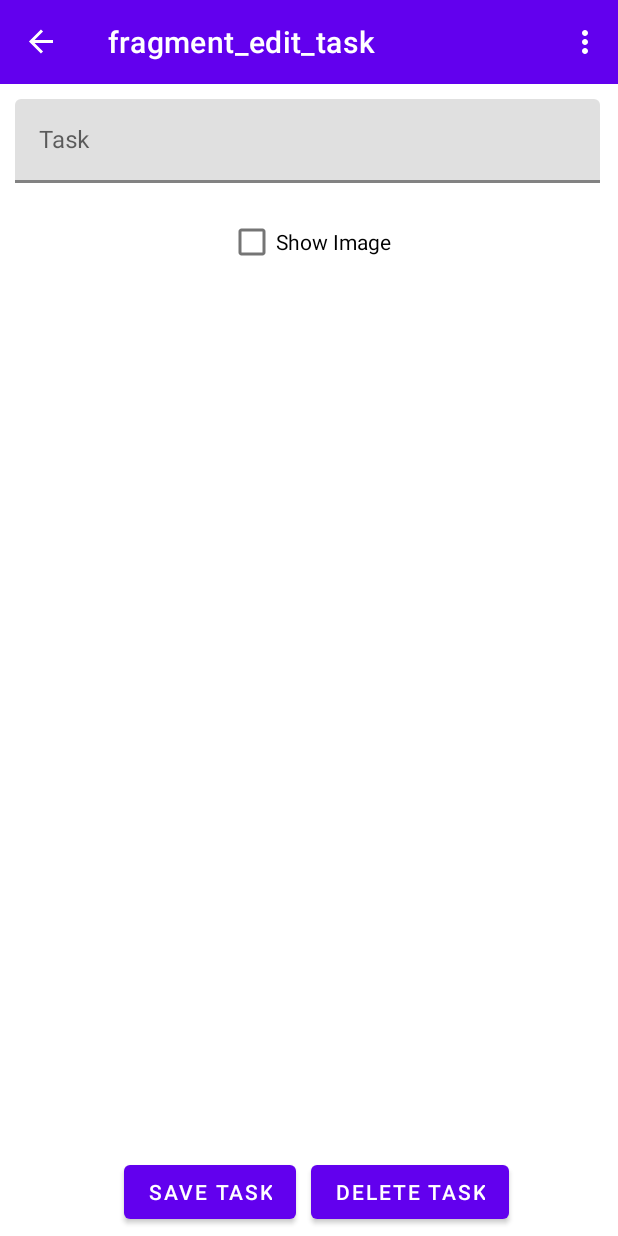
After one commit to ItsIvanPsk/ProyectoBeca, an Android app: the EditTaskFragment screen opened through its navigation route, on a phone screen of 412 x 824 dp. The commit adds this screen. Run offline under Robolectric (Android 15) with nearby library versions, the phone set to English and light mode, and no system bars; our stand-ins replace Dagger/Hilt's generated code, Room's generated code, navigation-ui; 2 statements that could not run were skipped.

Commit message:
//WIP - EditTask, DeleteTask

```diff
--- /dev/null
+++ b/app/src/main/java/com/example/primerproyecto/EditTaskFragment.kt
@@ -0,0 +1,68 @@
+package com.example.primerproyecto
+
+import android.os.Bundle
+import android.view.LayoutInflater
+import android.view.View
+import android.view.ViewGroup
+import androidx.fragment.app.Fragment
+import androidx.fragment.app.activityViewModels
+import androidx.lifecycle.lifecycleScope
+import androidx.navigation.fragment.findNavController
+import com.example.primerproyecto.databinding.FragmentEditTaskBinding
+import com.example.primerproyecto.presentation.MainActivity
+import com.example.primerproyecto.presentation.features.tasks.TaskEntity
+import com.example.primerproyecto.presentation.features.tasks.TaskFragmentDirections
+import com.example.primerproyecto.presentation.features.tasks.TaskViewModel
+
+class EditTaskFragment : Fragment() {
+
+    private lateinit var binding: FragmentEditTaskBinding
+    private val viewmodel: TaskViewModel by activityViewModels()
+    private lateinit var task : TaskEntity
+
+    override fun onCreate(savedInstanceState: Bundle?) {
+        super.onCreate(savedInstanceState)
+        binding = FragmentEditTaskBinding.inflate(layoutInflater)
+        (requireActivity() as MainActivity).supportActionBar?.setDisplayHomeAsUpEnabled(true)
+    }
+
+    override fun onCreateView(
+        inflater: LayoutInflater, container: ViewGroup?,
+        savedInstanceState: Bundle?
+    ): View {
+        task = viewmodel.getTaskToEdit().value!!
+        setupListeners()
+        setupObservers()
+        setupTaskToEdit(task)
+        return binding.root
+    }
+
+    fun setupListeners() = with(binding){
+        editTaskButtonSaveTask.setOnClickListener {
+            println(task.taskId)
+            viewmodel.upadateTask(task)
+            goToTaskFragment()
+        }
+        editTaskButtonDeleteTask.setOnClickListener {
+            viewmodel.deleteTask(task)
+            goToTaskFragment()
+        }
+    }
+
+    fun setupTaskToEdit(task : TaskEntity) = with(binding){
+        editTaskCheckboxShowImage.isChecked = task.image
+        editTaskInputTaskName.setText(task.taskName)
+    }
+
+    fun goToTaskFragment(){
+        val directions = EditTaskFragmentDirections.actionEditTaskFragmentToTaskFragment()
+        findNavController().navigate(directions)
+    }
+
+    fun setupObservers() = with(viewmodel){
+        getTaskToEdit().observe(viewLifecycleOwner){
+            task = it
+            println("observer")
+        }
+    }
+}
--- a/app/src/main/java/com/example/primerproyecto/presentation/features/tasks/TaskDao.kt
+++ b/app/src/main/java/com/example/primerproyecto/presentation/features/tasks/TaskDao.kt
@@ -1,10 +1,8 @@
 package com.example.primerproyecto.presentation.features.tasks
 
 import androidx.lifecycle.LiveData
-import androidx.room.Dao
-import androidx.room.Insert
-import androidx.room.OnConflictStrategy
-import androidx.room.Query
+import androidx.room.*
+
 
 @Dao
 interface TaskDao {
@@ -15,4 +13,13 @@ interface TaskDao {
     @Query("SELECT * FROM TaskEntity ORDER BY taskId ASC")
     fun readAllData() : LiveData<List<TaskEntity>>
 
+    @Query("DELETE FROM taskentity WHERE taskId = :taskId")
+    fun deleteTask(taskId : Int)
+
+    @Query("UPDATE TaskEntity SET TaskName = :taskName, image= :image WHERE taskId =:taskId")
+    fun updateTask(taskId : Int, taskName : String, image : Boolean)
+
+    @Update
+    suspend fun update(vararg task: TaskEntity)
+
 }
--- a/app/src/main/java/com/example/primerproyecto/presentation/features/tasks/TaskViewModel.kt
+++ b/app/src/main/java/com/example/primerproyecto/presentation/features/tasks/TaskViewModel.kt
@@ -1,15 +1,17 @@
 package com.example.primerproyecto.presentation.features.tasks
 
 import androidx.lifecycle.LiveData
+import androidx.lifecycle.MutableLiveData
 import androidx.lifecycle.ViewModel
 import androidx.lifecycle.viewModelScope
 import dagger.hilt.android.lifecycle.HiltViewModel
 import kotlinx.coroutines.launch
 import javax.inject.Inject
 
-
 @HiltViewModel
 class TaskViewModel @Inject constructor(private val repository: TaskRepository) : ViewModel() {
+
+    private val taskToEdit = MutableLiveData<TaskEntity>()
 
     fun addTask(task : TaskEntity){
         viewModelScope.launch {
@@ -17,8 +19,27 @@ class TaskViewModel @Inject constructor(private val repository: TaskRepository)
         }
     }
 
+    fun setTaskToEdit(task:TaskEntity){
+        taskToEdit.value = task
+    }
+
     fun getTasks(): LiveData<List<TaskEntity>>{
         return repository.readAllData
     }
 
+    fun getTaskToEdit() : LiveData<TaskEntity>{
+        return taskToEdit
+    }
+
+    fun deleteTask(task : TaskEntity){
+        repository.deleteTask(task)
+    }
+
+    fun upadateTask(task: TaskEntity) {
+        viewModelScope.launch {
+            repository.updateTask2(task)
+        }
+    }
+
+
 }
--- /dev/null
+++ b/app/src/main/res/layout/fragment_edit_task.xml
@@ -0,0 +1,79 @@
+<?xml version="1.0" encoding="utf-8"?>
+<androidx.constraintlayout.widget.ConstraintLayout xmlns:android="http://schemas.android.com/apk/res/android"
+    xmlns:app="http://schemas.android.com/apk/res-auto"
+    xmlns:tools="http://schemas.android.com/tools"
+    android:layout_width="match_parent"
+    android:layout_height="match_parent">
+
+    <androidx.appcompat.widget.LinearLayoutCompat
+        android:id="@+id/edit_task_input"
+        android:layout_width="match_parent"
+        android:layout_height="wrap_content"
+        app:layout_constraintEnd_toEndOf="parent"
+        app:layout_constraintHorizontal_bias="0.0"
+        app:layout_constraintStart_toStartOf="parent"
+        app:layout_constraintTop_toTopOf="parent">
+
+        <com.google.android.material.textfield.TextInputLayout
+            android:layout_width="390dp"
+            android:layout_height="wrap_content"
+            android:layout_marginHorizontal="10dp"
+            android:layout_marginTop="10dp"
+            android:hint="@string/task"
+            app:boxStrokeColor="@color/design_default_color_primary"
+            app:boxStrokeWidth="2dp"
+            app:helperTextEnabled="true">
+
+            <com.google.android.material.textfield.TextInputEditText
+                android:id="@+id/edit_task_input_task_name"
+                android:layout_width="match_parent"
+                android:layout_height="wrap_content"/>
+
+        </com.google.android.material.textfield.TextInputLayout>
+
+    </androidx.appcompat.widget.LinearLayoutCompat>
+
+    <com.google.android.material.checkbox.MaterialCheckBox
+        android:id="@+id/edit_task_checkbox_show_image"
+        android:layout_width="wrap_content"
+        android:layout_height="wrap_content"
+        android:text="@string/show_image"
+        app:layout_constraintBottom_toBottomOf="parent"
+        app:layout_constraintEnd_toEndOf="parent"
+        app:layout_constraintStart_toStartOf="parent"
+        app:layout_constraintTop_toBottomOf="@+id/edit_task_input"
+        app:layout_constraintVertical_bias="0.023" />
+
+    <androidx.appcompat.widget.LinearLayoutCompat
+        android:id="@+id/edit_task_buttons"
+        android:layout_width="match_parent"
+        android:layout_height="wrap_content"
+        android:layout_marginVertical="5dp"
+        android:gravity="center_horizontal"
+        app:layout_constraintBottom_toBottomOf="parent"
+        app:layout_constraintEnd_toEndOf="parent"
+        app:layout_constraintHorizontal_bias="0.0"
+        app:layout_constraintStart_toStartOf="parent">
+
+        <com.google.android.material.button.MaterialButton
+            android:id="@+id/edit_task_button_save_task"
+            android:layout_width="wrap_content"
+            android:layout_height="wrap_content"
+            android:layout_marginHorizontal="10dp"
+            android:text="Save Task"
+            app:layout_constraintBottom_toBottomOf="parent"
+            app:layout_constraintEnd_toEndOf="parent"
+            app:layout_constraintStart_toStartOf="parent" />
+
+        <com.google.android.material.button.MaterialButton
+            android:id="@+id/edit_task_button_delete_task"
+            android:layout_width="wrap_content"
+            android:layout_height="wrap_content"
+            android:text="Delete Task"
+            app:layout_constraintBottom_toBottomOf="parent"
+            app:layout_constraintEnd_toEndOf="parent"
+            app:layout_constraintStart_toStartOf="parent" />
+
+    </androidx.appcompat.widget.LinearLayoutCompat>
+
+</androidx.constraintlayout.widget.ConstraintLayout>
--- a/app/src/main/res/layout/fragment_task.xml
+++ b/app/src/main/res/layout/fragment_task.xml
@@ -23,6 +23,7 @@
         android:id="@+id/task_recycler"
         android:layout_width="match_parent"
         android:layout_height="500dp"
+        app:layoutManager="androidx.recyclerview.widget.LinearLayoutManager"
         app:layout_constraintBottom_toBottomOf="parent"
         app:layout_constraintEnd_toEndOf="parent"
         app:layout_constraintStart_toStartOf="parent"
--- a/app/src/main/res/navigation/nav_graph.xml
+++ b/app/src/main/res/navigation/nav_graph.xml
@@ -53,6 +53,9 @@
         <action
             android:id="@+id/action_taskFragment_to_addTaskFragment"
             app:destination="@id/addTaskFragment" />
+        <action
+            android:id="@+id/action_taskFragment_to_editTaskFragment"
+            app:destination="@id/editTaskFragment" />
     </fragment>
 
     <fragment
@@ -66,4 +69,15 @@
         </action>
     </fragment>
 
+    <fragment
+        android:id="@+id/editTaskFragment"
+        android:name="com.example.primerproyecto.EditTaskFragment"
+        android:label="fragment_edit_task"
+        tools:layout="@layout/fragment_edit_task" >
+        <action
+            android:id="@+id/action_editTaskFragment_to_taskFragment"
+            app:destination="@id/taskFragment" />
+
+    </fragment>
+
 </navigation>
--- a/app/src/main/res/values/strings.xml
+++ b/app/src/main/res/values/strings.xml
@@ -11,4 +11,5 @@
     <string name="add_task">Add Task</string>
     <string name="show_image">Show Image</string>
     <string name="task">Task</string>
+    <string name="task_name">Task name</string>
 </resources>
```
Also changed, not shown: app/src/main/java/com/example/primerproyecto/presentation/features/tasks/DataAdapter.kt (+9 -6 lines), app/src/main/java/com/example/primerproyecto/presentation/features/tasks/TaskFragment.kt (+33 -6 lines), app/src/main/java/com/example/primerproyecto/presentation/features/tasks/TaskRepository.kt (+14 -0 lines), app/src/main/res/layout/edit_task_dialog.xml (added, +23 -0 lines), app/src/main/res/layout/list_item.xml (+4 -3 lines).
